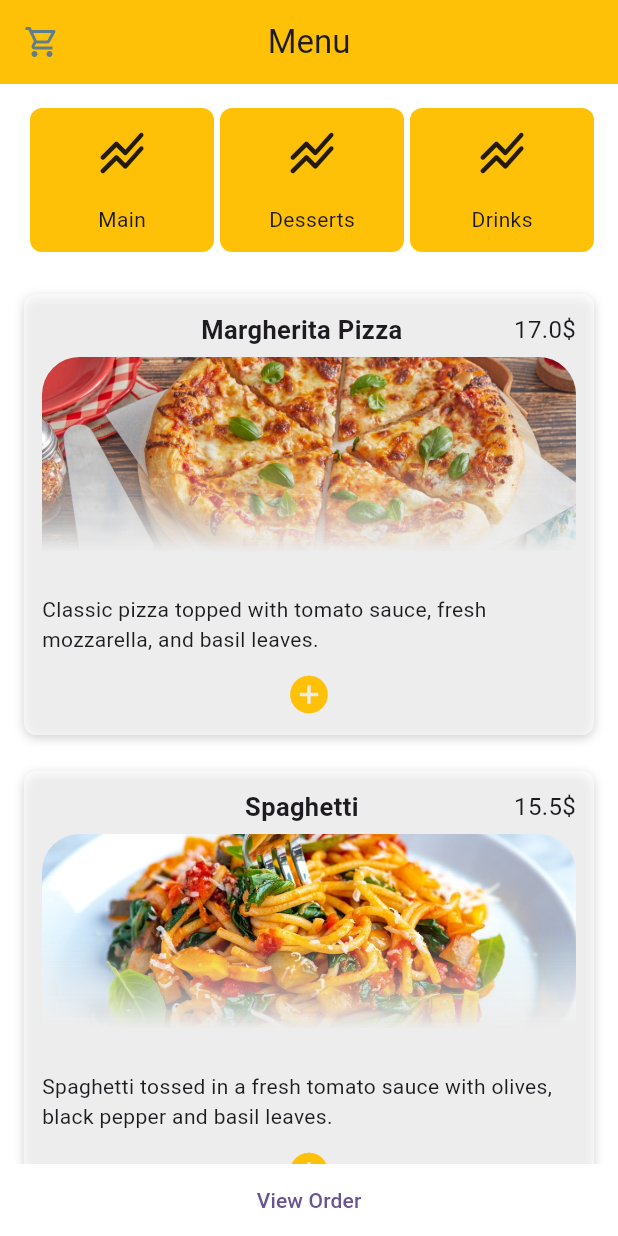
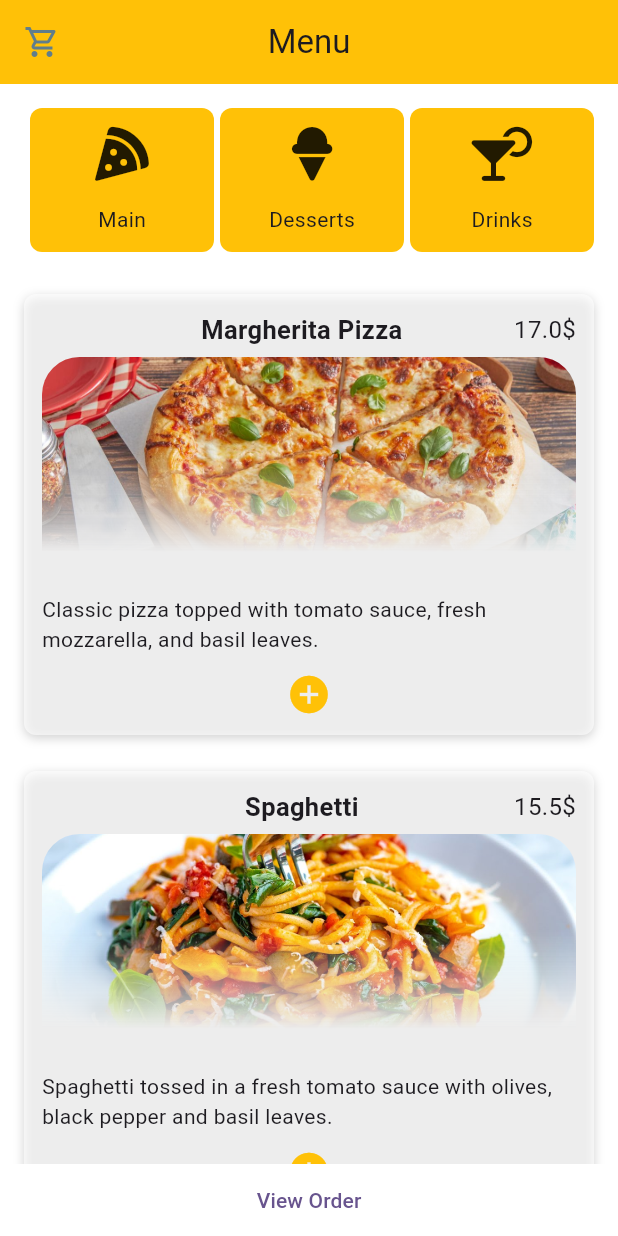
Before and after one commit to EhudMarchi/restaurant-flutter-app, a Flutter app: the screen it shows after launch, on a phone screen of 412 x 824 dp. Run offline on Flutter 3.47's test engine with Material 2 defaults, Android fonts, the phone set to English and light mode, and no system bars; our stand-ins replace font_awesome_flutter.

Commit message:
remove unused code

```diff
--- a/lib/menuPage.dart
+++ b/lib/menuPage.dart
@@ -1,9 +1,9 @@
 import 'package:flutter/material.dart';
+import 'package:font_awesome_flutter/font_awesome_flutter.dart';
 import 'package:restaurant/orderSummaryPage.dart';
 import 'package:restaurant/restaurantOrder.dart';
 
 import 'menuItem.dart';
-import 'menuItems.dart';
 
 class MenuPage extends StatefulWidget {
   const MenuPage({super.key});
@@ -123,10 +123,6 @@ class _MenuPageState extends State<MenuPage> {
                   child: Padding(
                     padding: EdgeInsetsDirectional.fromSTEB(4, 0, 0, 0),
                     child: InkWell(
-                      splashColor: Colors.transparent,
-                      focusColor: Colors.transparent,
-                      hoverColor: Colors.transparent,
-                      highlightColor: Colors.transparent,
                       onTap: () async {
                         changeDisplayedItems(ItemType.main);
                       },
@@ -145,10 +141,7 @@ class _MenuPageState extends State<MenuPage> {
                             children: [
                               Padding(
                                 padding: EdgeInsetsDirectional.fromSTEB(0, 0, 0, 12),
-                                child: Icon(
-                                  Icons.stacked_line_chart_rounded,
-                                  size: 36,
-                                ),
+                                child: FaIcon(FontAwesomeIcons.pizzaSlice,size: 36,),
                               ),
                               Padding(
                                 padding: EdgeInsetsDirectional.fromSTEB(0, 4, 0, 0),
@@ -165,10 +158,6 @@ class _MenuPageState extends State<MenuPage> {
                   child: Padding(
                     padding: EdgeInsetsDirectional.fromSTEB(4, 0, 0, 0),
                     child: InkWell(
-                      splashColor: Colors.transparent,
-                      focusColor: Colors.transparent,
-                      hoverColor: Colors.transparent,
-                      highlightColor: Colors.transparent,
                       onTap: () async {
                         changeDisplayedItems(ItemType.dessert);
                       },
@@ -187,10 +176,7 @@ class _MenuPageState extends State<MenuPage> {
                             children: [
                               Padding(
                                 padding: EdgeInsetsDirectional.fromSTEB(0, 0, 0, 12),
-                                child: Icon(
-                                  Icons.stacked_line_chart_rounded,
-                                  size: 36,
-                                ),
+                                child: FaIcon(FontAwesomeIcons.iceCream,size: 36,)
                               ),
                               Padding(
                                 padding: EdgeInsetsDirectional.fromSTEB(0, 4, 0, 0),
@@ -207,10 +193,6 @@ class _MenuPageState extends State<MenuPage> {
                   child: Padding(
                     padding: EdgeInsetsDirectional.fromSTEB(4, 0, 0, 0),
                     child: InkWell(
-                      splashColor: Colors.transparent,
-                      focusColor: Colors.transparent,
-                      hoverColor: Colors.transparent,
-                      highlightColor: Colors.transparent,
                       onTap: () async {
                         changeDisplayedItems(ItemType.drink);
                       },
@@ -229,10 +211,7 @@ class _MenuPageState extends State<MenuPage> {
                             children: [
                               Padding(
                                 padding: EdgeInsetsDirectional.fromSTEB(0, 0, 0, 12),
-                                child: Icon(
-                                  Icons.stacked_line_chart_rounded,
-                                  size: 36,
-                                ),
+                                child: FaIcon(FontAwesomeIcons.martiniGlassCitrus,size: 36,)
                               ),
                               Padding(
                                 padding: EdgeInsetsDirectional.fromSTEB(0, 4, 0, 0),
--- a/lib/services/orderServices.dart
+++ b/lib/services/orderServices.dart
@@ -1,5 +1,4 @@
 import '../menuItem.dart';
-import '../menuItems.dart';
 import '../restaurantOrder.dart';
 
 RestaurantOrder createOrder(String id)
--- a/lib/services/ordersManager.dart
+++ /dev/null
@@ -1,32 +0,0 @@
-import 'dart:convert';
-
-import 'package:shared_preferences/shared_preferences.dart';
-
-import '../restaurantOrder.dart';
-class OrderManager {
-  static const String _keyOrders = 'restaurant_orders';
-
-  // Function to get the stored orders
-  static Future<Map> getOrderFromStorage(String orderId) async {
-
-    SharedPreferences pref = await SharedPreferences.getInstance();
-    Map json = jsonDecode(pref.getString(_keyOrders+orderId) ?? '');
-    return json;
-
-  }
-
-  // Function to add an order to the stored list
-  static Future<void> addOrderToStorage(RestaurantOrder order) async {
-    SharedPreferences prefs = await SharedPreferences.getInstance();
-    Map<String, dynamic> orderToStore = {'orderId':order.orderId,'dishes':order.dishes,'totalPrice':order.totalPrice};
-    prefs.setString(_keyOrders+order.orderId, jsonEncode(orderToStore));
-  }
-
-  // // Function to remove an order from the stored list
-  // static Future<void> removeOrderFromStorage(String order) async {
-  //   final prefs = await SharedPreferences.getInstance();
-  //   final orders = prefs.getStringList(_keyOrders) ?? [];
-  //   orders.remove(order);
-  //   prefs.setStringList(_keyOrders, orders);
-  // }
-}
--- a/pubspec.yaml
+++ b/pubspec.yaml
@@ -34,7 +34,7 @@ dependencies:
   # The following adds the Cupertino Icons font to your application.
   # Use with the CupertinoIcons class for iOS style icons.
   cupertino_icons: ^1.0.2
-  shared_preferences: ^2.2.0
+  font_awesome_flutter: ^10.5.0
 
 dev_dependencies:
   flutter_test:
```
